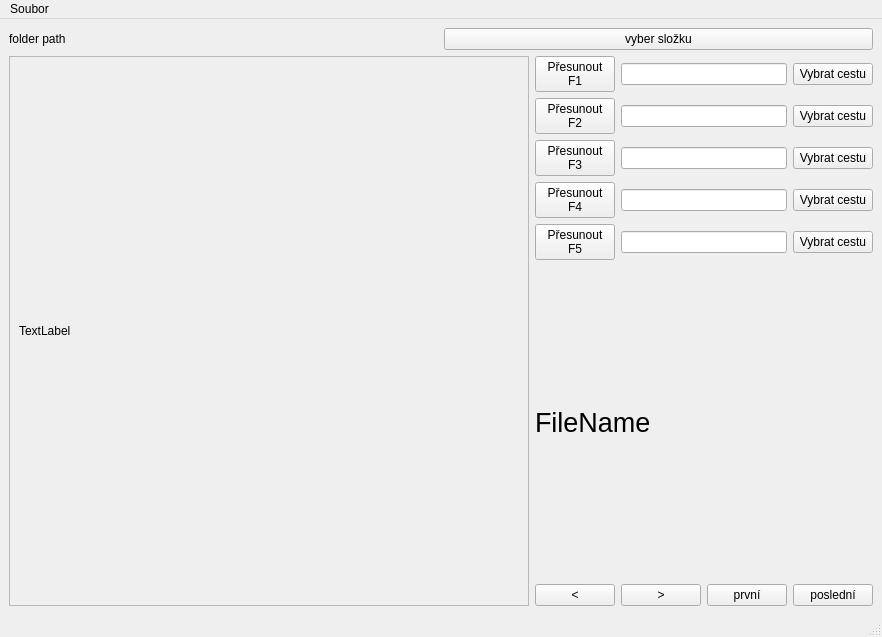
The window that mainwindow.ui (frutabruta/PhotoFolderSorter) describes before a commit, drawn with Qt 5.
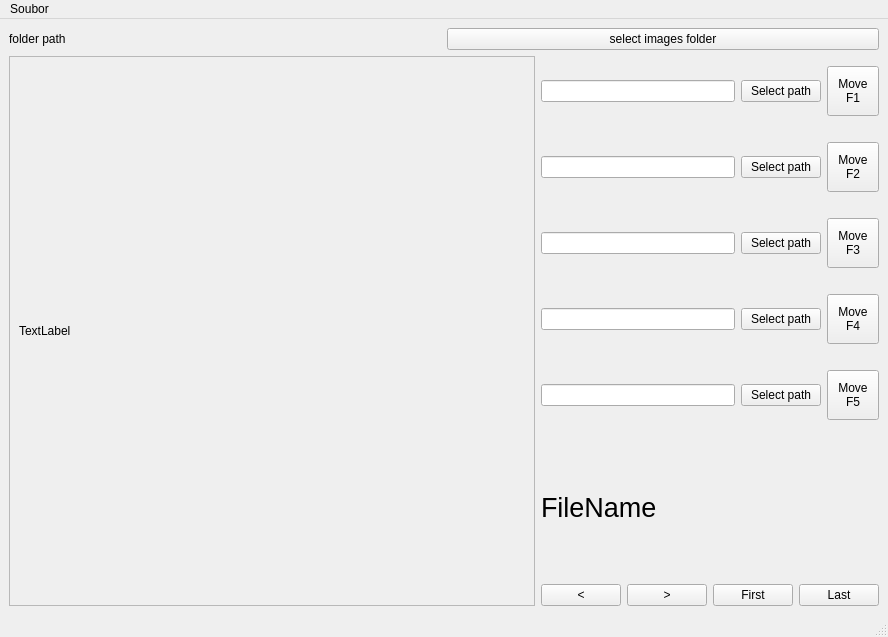
The same window after the commit.

Diff of the .ui file:
```diff
--- a/mainwindow.ui
+++ b/mainwindow.ui
@@ -6,7 +6,7 @@
    <rect>
     <x>0</x>
     <y>0</y>
-    <width>877</width>
+    <width>888</width>
     <height>637</height>
    </rect>
   </property>
@@ -33,14 +33,14 @@
       <item>
        <widget class="QPushButton" name="pushButton_selectFolder">
         <property name="text">
-         <string>vyber složku</string>
+         <string>select images folder</string>
         </property>
        </widget>
       </item>
      </layout>
     </item>
     <item row="2" column="0">
-     <layout class="QHBoxLayout" name="horizontalLayout">
+     <layout class="QHBoxLayout" name="horizontalLayout" stretch="2,1">
       <item>
        <widget class="QFrame" name="frame">
         <property name="frameShape">
@@ -76,34 +76,69 @@
        <layout class="QVBoxLayout" name="verticalLayout">
         <item>
          <layout class="QGridLayout" name="gridLayout">
+          <item row="3" column="2">
+           <widget class="QPushButton" name="pushButton_path_3">
+            <property name="text">
+             <string>Select path</string>
+            </property>
+           </widget>
+          </item>
+          <item row="4" column="2">
+           <widget class="QPushButton" name="pushButton_path_4">
+            <property name="text">
+             <string>Select path</string>
+            </property>
+           </widget>
+          </item>
+          <item row="2" column="1">
+           <widget class="QLineEdit" name="lineEdit_path_2"/>
+          </item>
+          <item row="1" column="1">
+           <widget class="QLineEdit" name="lineEdit_path_1"/>
+          </item>
+          <item row="2" column="2">
+           <widget class="QPushButton" name="pushButton_path_2">
+            <property name="text">
+             <string>Select path</string>
+            </property>
+           </widget>
+          </item>
           <item row="3" column="1">
            <widget class="QLineEdit" name="lineEdit_path_3"/>
           </item>
-          <item row="1" column="2">
-           <widget class="QPushButton" name="pushButton_path_1">
-            <property name="text">
-             <string>Vybrat cestu</string>
-            </property>
-           </widget>
-          </item>
           <item row="0" column="1">
            <widget class="QLineEdit" name="lineEdit_path_0"/>
           </item>
-          <item row="1" column="0">
-           <widget class="QPushButton" name="pushButton_move_1">
+          <item row="0" column="2">
+           <widget class="QPushButton" name="pushButton_path_0">
             <property name="text">
-             <string>Přesunout
-F2</string>
+             <string>Select path</string>
             </property>
-            <property name="shortcut">
-             <string>F2</string>
+           </widget>
+          </item>
+          <item row="1" column="2">
+           <widget class="QPushButton" name="pushButton_path_1">
+            <property name="text">
+             <string>Select path</string>
             </property>
            </widget>
           </item>
-          <item row="0" column="0">
+          <item row="4" column="1">
+           <widget class="QLineEdit" name="lineEdit_path_4"/>
+          </item>
+          <item row="0" column="3">
            <widget class="QPushButton" name="pushButton_move_0">
+            <property name="minimumSize">
+             <size>
+              <width>0</width>
+              <height>50</height>
+             </size>
+            </property>
+            <property name="styleSheet">
+             <string notr="true">margin: 10 0 10 0px ; padding: 10 10 10 10 px;</string>
+            </property>
             <property name="text">
-             <string>Přesunout
+             <string>Move
 F1</string>
             </property>
             <property name="shortcut">
@@ -111,17 +146,56 @@
             </property>
            </widget>
           </item>
-          <item row="0" column="2">
-           <widget class="QPushButton" name="pushButton_path_0">
+          <item row="1" column="3">
+           <widget class="QPushButton" name="pushButton_move_1">
+            <property name="minimumSize">
+             <size>
+              <width>0</width>
+              <height>50</height>
+             </size>
+            </property>
+            <property name="styleSheet">
+             <string notr="true">margin: 10 0 10 0px ; padding: 10 10 10 10 px;</string>
+            </property>
             <property name="text">
-             <string>Vybrat cestu</string>
+             <string>Move
+F2</string>
             </property>
            </widget>
           </item>
-          <item row="3" column="0">
+          <item row="2" column="3">
+           <widget class="QPushButton" name="pushButton_move_2">
+            <property name="minimumSize">
+             <size>
+              <width>0</width>
+              <height>50</height>
+             </size>
+            </property>
+            <property name="styleSheet">
+             <string notr="true">margin: 10 0 10 0px ; padding: 10 10 10 10 px;</string>
+            </property>
+            <property name="text">
+             <string>Move
+F3</string>
+            </property>
+            <property name="shortcut">
+             <string>F3</string>
+            </property>
+           </widget>
+          </item>
+          <item row="3" column="3">
            <widget class="QPushButton" name="pushButton_move_3">
+            <property name="minimumSize">
+             <size>
+              <width>0</width>
+              <height>50</height>
+             </size>
+            </property>
+            <property name="styleSheet">
+             <string notr="true">margin: 10 0 10 0px ; padding: 10 10 10 10 px;</string>
+            </property>
             <property name="text">
-             <string>Přesunout
+             <string>Move
 F4</string>
             </property>
             <property name="shortcut">
@@ -129,27 +203,19 @@
             </property>
            </widget>
           </item>
-          <item row="4" column="1">
-           <widget class="QLineEdit" name="lineEdit_path_4"/>
-          </item>
-          <item row="2" column="2">
-           <widget class="QPushButton" name="pushButton_path_2">
-            <property name="text">
-             <string>Vybrat cestu</string>
-            </property>
-           </widget>
-          </item>
-          <item row="3" column="2">
-           <widget class="QPushButton" name="pushButton_path_3">
-            <property name="text">
-             <string>Vybrat cestu</string>
-            </property>
-           </widget>
-          </item>
-          <item row="4" column="0">
+          <item row="4" column="3">
            <widget class="QPushButton" name="pushButton_move_4">
+            <property name="minimumSize">
+             <size>
+              <width>0</width>
+              <height>50</height>
+             </size>
+            </property>
+            <property name="styleSheet">
+             <string notr="true">margin: 10 0 10 0px ; padding: 10 10 10 10 px;</string>
+            </property>
             <property name="text">
-             <string>Přesunout
+             <string>Move
 F5</string>
             </property>
             <property name="shortcut">
@@ -157,30 +223,6 @@
             </property>
            </widget>
           </item>
-          <item row="2" column="0">
-           <widget class="QPushButton" name="pushButton_move_2">
-            <property name="text">
-             <string>Přesunout
-F3</string>
-            </property>
-            <property name="shortcut">
-             <string>F3</string>
-            </property>
-           </widget>
-          </item>
-          <item row="4" column="2">
-           <widget class="QPushButton" name="pushButton_path_4">
-            <property name="text">
-             <string>Vybrat cestu</string>
-            </property>
-           </widget>
-          </item>
-          <item row="1" column="1">
-           <widget class="QLineEdit" name="lineEdit_path_1"/>
-          </item>
-          <item row="2" column="1">
-           <widget class="QLineEdit" name="lineEdit_path_2"/>
-          </item>
          </layout>
         </item>
         <item>
@@ -220,7 +262,7 @@
           <item>
            <widget class="QPushButton" name="pushButton_first">
             <property name="text">
-             <string>první</string>
+             <string>First</string>
             </property>
             <property name="shortcut">
              <string>Home</string>
@@ -230,7 +272,7 @@
           <item>
            <widget class="QPushButton" name="pushButton_last">
             <property name="text">
-             <string>poslední</string>
+             <string>Last</string>
             </property>
             <property name="shortcut">
              <string>End</string>
@@ -250,7 +292,7 @@
     <rect>
      <x>0</x>
      <y>0</y>
-     <width>877</width>
+     <width>888</width>
      <height>21</height>
     </rect>
    </property>
```
Left out of the diff: 5 changed lines with no effect on the pictures.
